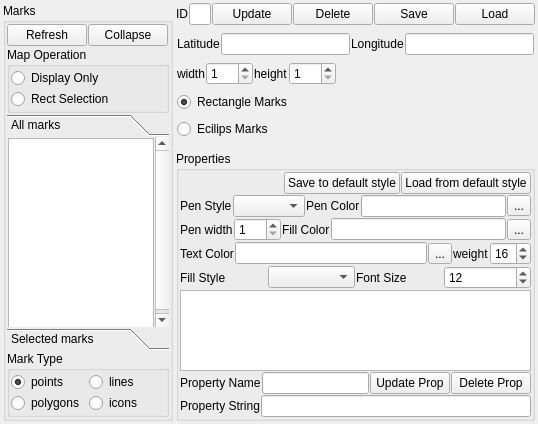
First picture: the form in qtvplugin_geomarker/qtvplugin_geomarker.ui, repository gxfgithub/mercator.qtviewer, before the edit.
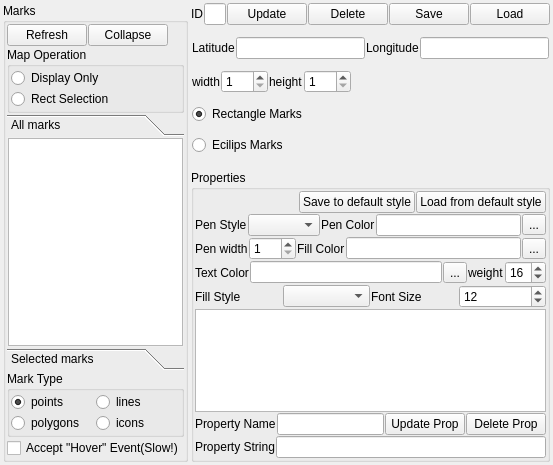
Second picture: the form after the edit. Icons and pictures are not drawn.

Commit message:
Add a mouse hover event in geomarker, ITEM_MOUSE_ENTER,ITEM_MOUSE_LEAVE Mouse hover event is SLOW! As a result, prop "want_hover" is default setted to "0", means disabled.
We will add additional plugin function to reset this prop in future.

Patch:
```diff
--- a/qtvplugin_geomarker/qtvplugin_geomarker.ui
+++ b/qtvplugin_geomarker/qtvplugin_geomarker.ui
@@ -6,8 +6,8 @@
    <rect>
     <x>0</x>
     <y>0</y>
-    <width>538</width>
-    <height>424</height>
+    <width>547</width>
+    <height>465</height>
    </rect>
   </property>
   <property name="windowTitle">
@@ -150,8 +150,8 @@
           <rect>
            <x>0</x>
            <y>0</y>
-           <width>165</width>
-           <height>225</height>
+           <width>160</width>
+           <height>194</height>
           </rect>
          </property>
          <attribute name="icon">
@@ -304,6 +304,13 @@
         </layout>
        </widget>
       </item>
+      <item>
+       <widget class="QCheckBox" name="checkBox_QTV_acceptHoverEvent">
+        <property name="text">
+         <string>Accept &quot;Hover&quot; Event(Slow!)</string>
+        </property>
+       </widget>
+      </item>
      </layout>
     </widget>
    </item>
```
Left out of the diff: 11 changed lines with no effect on the pictures. The commit also changes 20 other files.
